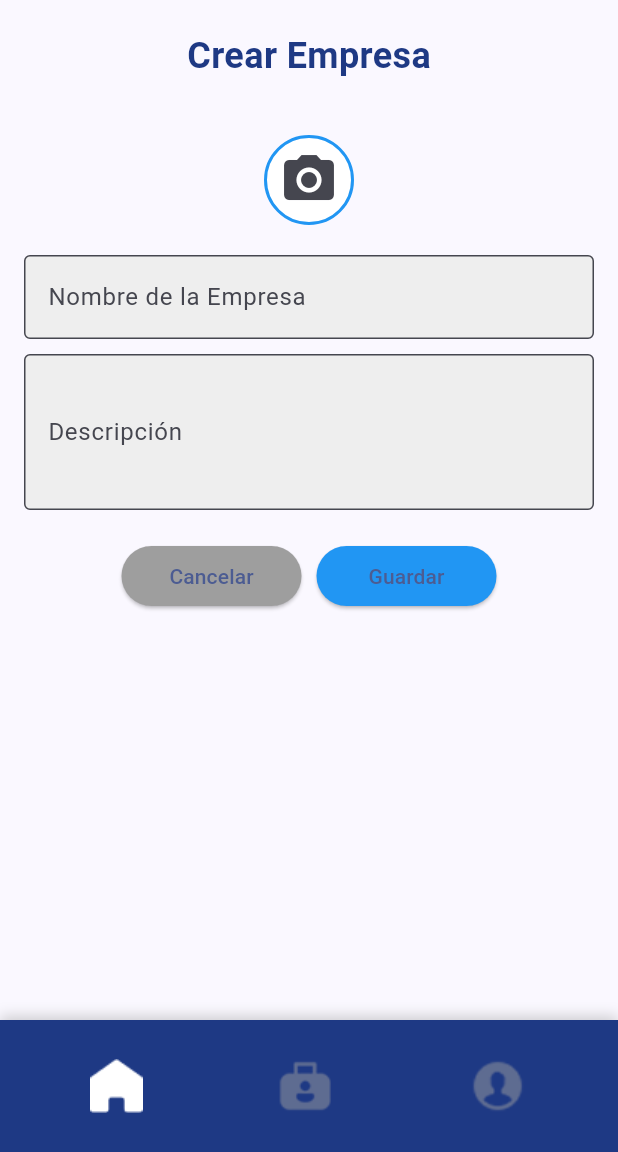
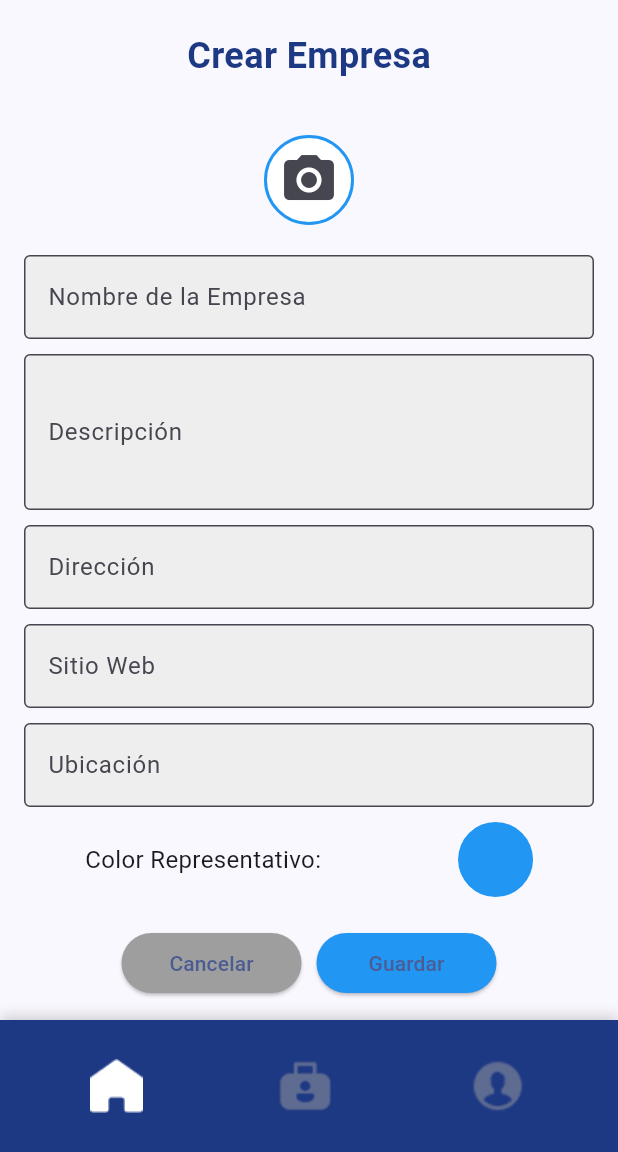
Before and after one commit to LKA102/G7-FISIPRACTICA, a Flutter app: the CrearEmpresaScreen screen opened directly, on a phone screen of 412 x 824 dp, the part 84-1236 px from its top. Run offline on Flutter 3.47's test engine with Material 3 defaults, Android fonts, the phone set to English and light mode, and no system bars; our stand-ins replace dio, flutter_colorpicker, flutter_dotenv, image_picker, jwt_decoder, logger and 1 more; missing offline and left inert: dart:ffi, flutter_session_manager; accounts and stored records are empty.

Commit message:
Agregar selección de color en la pantalla de creación de empresa y actualizar el servicio para guardar el color seleccionado

```diff
--- a/flutter_app/lib/screens/crear_empresa_screen.dart
+++ b/flutter_app/lib/screens/crear_empresa_screen.dart
@@ -2,6 +2,7 @@ import 'dart:io';
 
 import 'package:flutter/material.dart';
 import 'package:flutter_app/services/empresas_services.dart';
+import 'package:flutter_colorpicker/flutter_colorpicker.dart';
 import 'package:image_picker/image_picker.dart';
 
 import '../widgets/footer.dart';
@@ -22,6 +23,7 @@ class _CrearEmpresaScreenState extends State<CrearEmpresaScreen> {
   late TextEditingController _description;
   late TextEditingController _website;
   late TextEditingController _location;
+  Color _selectedColor = Colors.blue; // Color seleccionado
 
   @override
   void initState() {
@@ -95,6 +97,7 @@ class _CrearEmpresaScreenState extends State<CrearEmpresaScreen> {
       'description': _description.text,
       'website': _website.text,
       'location': _location.text,
+      'color': _selectedColor // Guardar el color seleccionado
     };
     try {
       final response = await EmpresaServices.registerEmpresa(body, file);
@@ -158,6 +161,37 @@ class _CrearEmpresaScreenState extends State<CrearEmpresaScreen> {
         },
       );
     }
+  }
+
+  void _showColorPickerDialog() {
+    showDialog(
+      context: context,
+      builder: (BuildContext context) {
+        return AlertDialog(
+          title: const Text('Selecciona un color'),
+          content: SingleChildScrollView(
+            child: ColorPicker(
+              pickerColor: _selectedColor,
+              onColorChanged: (color) {
+                setState(() {
+                  _selectedColor = color;
+                });
+              },
+              showLabel: true,
+              pickerAreaHeightPercent: 0.8,
+            ),
+          ),
+          actions: <Widget>[
+            ElevatedButton(
+              child: const Text('Seleccionar'),
+              onPressed: () {
+                Navigator.of(context).pop();
+              },
+            ),
+          ],
+        );
+      },
+    );
   }
 
   @override
@@ -231,7 +265,7 @@ class _CrearEmpresaScreenState extends State<CrearEmpresaScreen> {
                         fillColor: Colors.grey[200],
                       ),
                     ),
-                    SizedBox(height: 10),
+                    const SizedBox(height: 10),
                     TextField(
                       controller: _description,
                       maxLines: 3,
@@ -242,6 +276,72 @@ class _CrearEmpresaScreenState extends State<CrearEmpresaScreen> {
                         border: OutlineInputBorder(),
                       ),
                     ),
+                    const SizedBox(height: 10),
+                    TextField(
+                      controller: _address,
+                      decoration: InputDecoration(
+                        labelText: 'Dirección',
+                        filled: true,
+                        fillColor: Colors.grey[200],
+                        border: OutlineInputBorder(),
+                      ),
+                    ),
+                    const SizedBox(height: 10),
+                    TextField(
+                      controller: _website,
+                      decoration: InputDecoration(
+                        labelText: 'Sitio Web',
+                        filled: true,
+                        fillColor: Colors.grey[200],
+                        border: OutlineInputBorder(),
+                      ),
+                    ),
+                    const SizedBox(height: 10),
+                    TextField(
+                      controller: _location,
+                      decoration: InputDecoration(
+                        labelText: 'Ubicación',
+                        filled: true,
+                        fillColor: Colors.grey[200],
+                        border: OutlineInputBorder(),
+                      ),
+                    ),
+                    const SizedBox(height: 10),
+                    // Botón para seleccionar color
+                    Container(
+                      /*
+                      decoration: BoxDecoration(
+                        color: Colors.grey[200],
+                        border: Border.all(
+                          color: const Color.fromARGB(255, 77, 77, 77),
+                          width: 1,
+                        ),
+                        borderRadius: BorderRadius.circular(5),
+                      ), */
+                      child: Row(
+                        mainAxisAlignment: MainAxisAlignment.spaceEvenly,
+                        children: [
+                          const Text(
+                            'Color Representativo:',
+                            style: TextStyle(
+                              fontSize: 16,
+                            ),
+                          ),
+                          const SizedBox(width: 10),
+                          GestureDetector(
+                            onTap: _showColorPickerDialog,
+                            child: Container(
+                              width: 50,
+                              height: 50,
+                              decoration: BoxDecoration(
+                                color: _selectedColor,
+                                shape: BoxShape.circle,
+                              ),
+                            ),
+                          ),
+                        ],
+                      ),
+                    )
                   ])),
           const SizedBox(height: 20),
           // Alineación de los botones "Guardar" y "Cancelar"
--- a/flutter_app/lib/services/empresas_services.dart
+++ b/flutter_app/lib/services/empresas_services.dart
@@ -57,6 +57,7 @@ class EmpresaServices {
       final description = body['description'];
       final website = body['website'];
       final location = body['location'];
+      final color = body['color'];
       String? token = await UserServices.getToken();
       logger.e('Aasdfsdf ${photo}');
       Response response = await dio.post(
@@ -73,6 +74,7 @@ class EmpresaServices {
           'description': description,
           'website': website,
           'location': location,
+          'color': color,
           'photo': photo != null
               ? await MultipartFile.fromFile(photo.path,
                   filename: photo.path.split('/').last)
```
